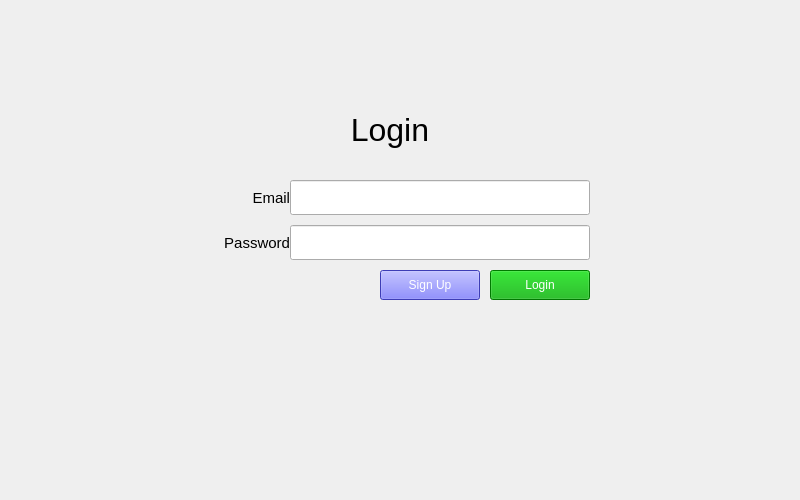
Before: the Qt Designer form login.ui in Mukhammadsaid19/os-plagiarism-checker, drawn with Qt 5.
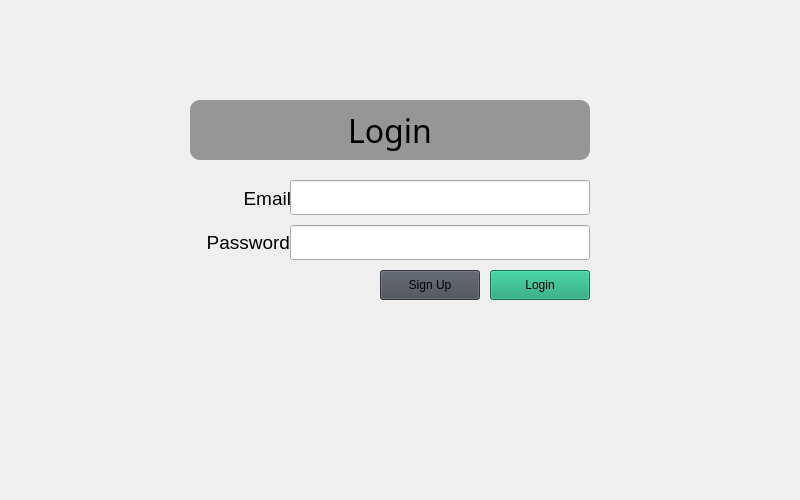
After: the same form once the commit is applied. Icons and pictures are not drawn.

Patch:
```diff
--- a/login.ui
+++ b/login.ui
@@ -13,6 +13,9 @@
   <property name="windowTitle">
    <string>Form</string>
   </property>
+  <property name="styleSheet">
+   <string notr="true">background-image: url(&quot;/home/saidakbar/os-plagiarism-checker/images/loginBack.jpg&quot;)</string>
+  </property>
   <widget class="QPushButton" name="log_login_butt">
    <property name="geometry">
     <rect>
@@ -22,10 +25,13 @@
      <height>30</height>
     </rect>
    </property>
+   <property name="font">
+    <font/>
+   </property>
    <property name="styleSheet">
-    <string notr="true">color: rgb(255, 255, 255);
-background-color: rgb(0, 170, 0);
-font: 11pt &quot;MS Shell Dlg 2&quot;;</string>
+    <string notr="true">color: rgb(0, 0, 0);
+background-color: rgb(21, 161, 116)
+</string>
    </property>
    <property name="text">
     <string>Login</string>
@@ -60,6 +66,7 @@
    </property>
    <property name="font">
     <font>
+     <family>Ubuntu Condensed</family>
      <pointsize>24</pointsize>
      <weight>50</weight>
      <italic>false</italic>
@@ -67,6 +74,15 @@
      <underline>false</underline>
     </font>
    </property>
+   <property name="styleSheet">
+    <string notr="true">border-radius: 10%;
+font: &quot;Ubuntu Mono&quot;;
+background-color: rgb(150, 150, 150);
+border-style: solid;
+border-color: rgb(32, 74, 135);
+font-family: &quot;Ubuntu Condensed&quot;;
+font-size: 75</string>
+   </property>
    <property name="text">
     <string>Login</string>
    </property>
@@ -79,15 +95,25 @@
     <rect>
      <x>190</x>
      <y>180</y>
-     <width>100</width>
-     <height>35</height>
+     <width>101</width>
+     <height>37</height>
     </rect>
    </property>
    <property name="font">
     <font>
-     <pointsize>11</pointsize>
+     <pointsize>14</pointsize>
     </font>
    </property>
+   <property name="layoutDirection">
+    <enum>Qt::LeftToRight</enum>
+   </property>
+   <property name="autoFillBackground">
+    <bool>false</bool>
+   </property>
+   <property name="styleSheet">
+    <string notr="true">color: rgb(0, 0, 0)
+</string>
+   </property>
    <property name="text">
     <string>Email</string>
    </property>
@@ -109,9 +135,12 @@
    </property>
    <property name="font">
     <font>
-     <pointsize>11</pointsize>
+     <pointsize>14</pointsize>
     </font>
    </property>
+   <property name="styleSheet">
+    <string notr="true">color: rgb(0, 0, 0)</string>
+   </property>
    <property name="text">
     <string>Password</string>
    </property>
@@ -149,10 +178,12 @@
      <height>30</height>
     </rect>
    </property>
+   <property name="font">
+    <font/>
+   </property>
    <property name="styleSheet">
-    <string notr="true">background-color: rgb(85, 85, 255);
-color: rgb(255, 255, 255);
-font: 11pt &quot;MS Shell Dlg 2&quot;;
+    <string notr="true">background-color: rgb(71, 76, 84);
+color: rgb(0, 0, 0)
 </string>
    </property>
    <property name="text">
```
Left out of the diff: 8 changed lines with no effect on the pictures.
